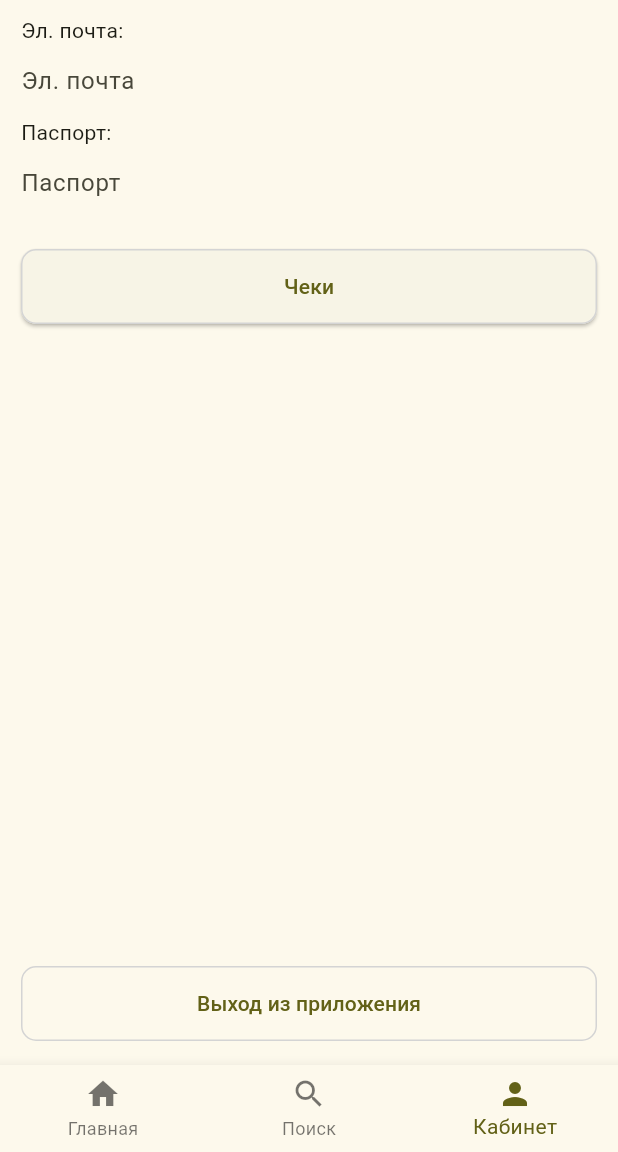
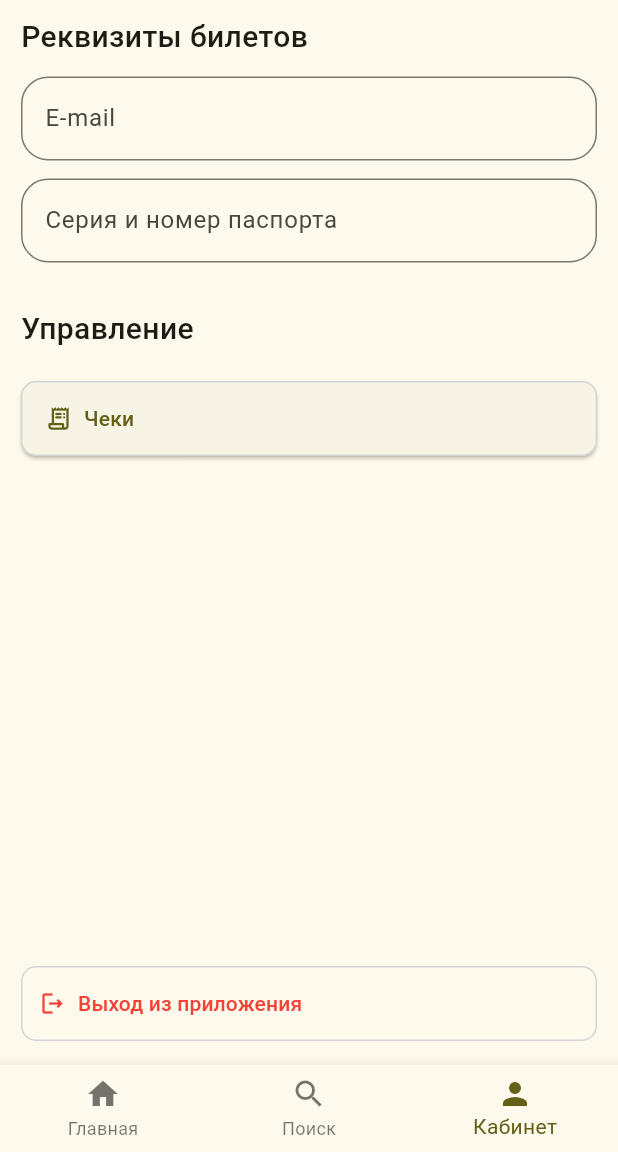
Before and after one commit to Foxelyss/travel_booking_app, a Flutter app: the screen it shows after launch, item 3 of the bottom bar chosen, on a phone screen of 412 x 824 dp, the part 84-1236 px from its top. Run offline on Flutter 3.47's test engine with Material 3 defaults, Android fonts, the phone set to English and light mode, and no system bars; our stand-ins replace dropdown_search, extended_masked_text, flutter_datetime_picker_plus, infinite_scroll_pagination; network calls fail; project files that could hold a hidden picture were left out.

Commit message:
Редизайн

```diff
--- a/lib/main.dart
+++ b/lib/main.dart
@@ -56,7 +56,9 @@ class MyApp extends StatelessWidget {
           ),
           dropdownMenuTheme: DropdownMenuThemeData(
               inputDecorationTheme:
-                  InputDecorationTheme(border: UnderlineInputBorder()))),
+                  InputDecorationTheme(border: UnderlineInputBorder())),
+          inputDecorationTheme:
+              InputDecorationTheme(border: OutlineInputBorder())),
       home: const MyHomePage(title: 'Пассажирские перевозки'),
     );
   }
--- a/lib/profile_screen.dart
+++ b/lib/profile_screen.dart
@@ -174,7 +174,7 @@ class ProfileScreen extends StatelessWidget {
             const EdgeInsets.only(left: 14, right: 14, top: 10, bottom: 16),
         child: Column(
           mainAxisAlignment: MainAxisAlignment.spaceAround,
-          spacing: 32,
+          crossAxisAlignment: CrossAxisAlignment.start,
           children: <Widget>[
             Form(
               key: _formKey,
@@ -182,11 +182,17 @@ class ProfileScreen extends StatelessWidget {
                 spacing: 12,
                 crossAxisAlignment: CrossAxisAlignment.start,
                 children: [
-                  Text("Эл. почта:"),
+                  Text(
+                    "Реквизиты билетов",
+                    style: TextStyle(fontSize: 20, fontWeight: FontWeight.w500),
+                  ),
                   TextFormField(
                     keyboardType: TextInputType.text,
-                    decoration:
-                        InputDecoration.collapsed(hintText: 'Эл. почта'),
+                    decoration: InputDecoration(
+                      labelText: 'E-mail',
+                      border: OutlineInputBorder(
+                          borderRadius: BorderRadius.all(Radius.circular(18))),
+                    ),
                     controller: myEmailController,
                     // The validator receives the text that the user has entered.
                     validator: (value) {
@@ -201,10 +207,13 @@ class ProfileScreen extends StatelessWidget {
                       return null;
                     },
                   ),
-                  Text("Паспорт:"),
                   TextFormField(
                     keyboardType: TextInputType.number,
-                    decoration: InputDecoration.collapsed(hintText: 'Паспорт'),
+                    decoration: InputDecoration(
+                        labelText: 'Серия и номер паспорта',
+                        border: OutlineInputBorder(
+                            borderRadius:
+                                BorderRadius.all(Radius.circular(18)))),
                     controller: mypassController,
                     validator: (value) {
                       if (value == null || value.isEmpty || value.length < 10) {
@@ -216,10 +225,24 @@ class ProfileScreen extends StatelessWidget {
                 ],
               ),
             ),
+            SizedBox(
+              height: 30,
+            ),
+            Text(
+              "Управление",
+              style: TextStyle(fontSize: 20, fontWeight: FontWeight.w500),
+            ),
+            SizedBox(
+              height: 20,
+            ),
             Row(
               children: [
                 Expanded(
-                    child: ElevatedButton(
+                    child: ElevatedButton.icon(
+                  icon: Icon(Icons.receipt_long_rounded),
+                  style: ButtonStyle(
+                    alignment: Alignment.centerLeft,
+                  ),
                   onPressed: () async {
                     if (_formKey.currentState!.validate()) {
                       ScaffoldMessenger.of(context).showSnackBar(
@@ -254,7 +277,7 @@ class ProfileScreen extends StatelessWidget {
                       }
                     }
                   },
-                  child: const Text('Чеки'),
+                  label: const Text('Чеки'),
                 ))
               ],
             ),
@@ -262,12 +285,24 @@ class ProfileScreen extends StatelessWidget {
             Row(
               children: [
                 Expanded(
-                    child: TextButton(
-                        onPressed: () {
-                          SystemChannels.platform
-                              .invokeMethod('SystemNavigator.pop');
-                        },
-                        child: Text("Выход из приложения")))
+                  child: TextButton.icon(
+                    onPressed: () {
+                      SystemChannels.platform
+                          .invokeMethod('SystemNavigator.pop');
+                    },
+                    icon: Icon(Icons.logout_outlined),
+                    style: ButtonStyle(
+                      alignment: Alignment.centerLeft,
+                      iconColor: WidgetStatePropertyAll(Colors.red),
+                    ),
+                    label: Text(
+                      "Выход из приложения",
+                      style: TextStyle(
+                        color: Colors.red,
+                      ),
+                    ),
+                  ),
+                )
               ],
             )
           ],
```
Also changed, not shown: lib/search_result_screen.dart (+57 -63 lines), lib/search_screen.dart (+36 -12 lines).
